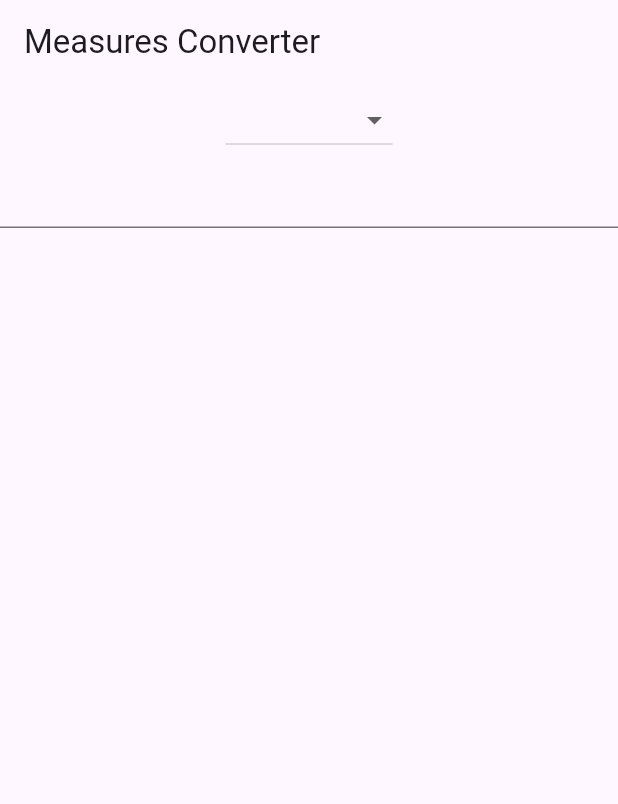
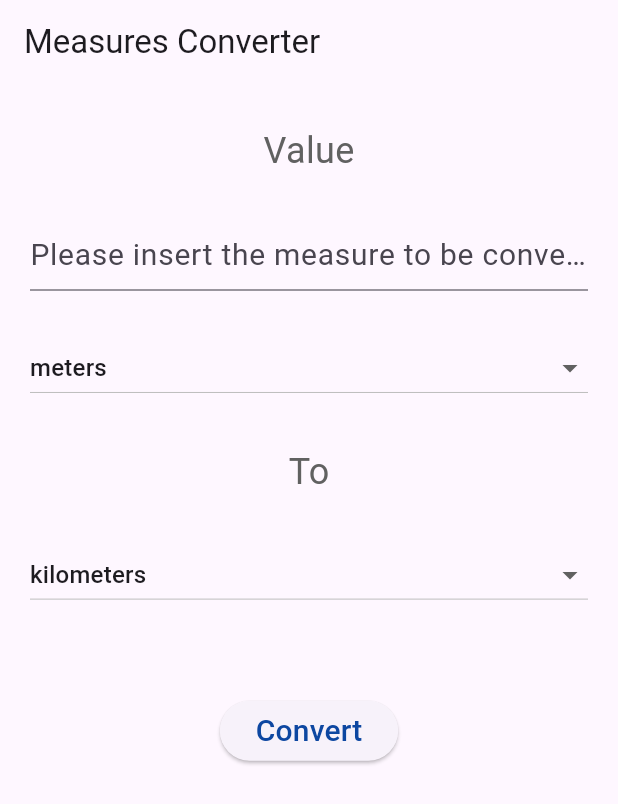
Before and after one commit to ben-lawino/unit_converter, a Flutter app: the screen it shows after launch, on a phone screen of 412 x 824 dp. Shown: the top 804 px of the screen. Run offline on Flutter 3.47's test engine with Material 3 defaults, Android fonts, the phone set to English and light mode, and no system bars.

Commit message:
initial commit

```diff
--- a/lib/main.dart
+++ b/lib/main.dart
@@ -12,7 +12,12 @@ class MyApp extends StatefulWidget {
 }
 
 class _MyAppState extends State<MyApp> {
-  final List<String> _measures  = [
+  String? _resultMessage;
+  String? _startMeasure;
+  String? _convertedMeasure;
+  double _numberFrom = 0;
+
+  final List<String> _measures = [
     'meters',
     'kilometers',
     'grams',
@@ -22,37 +27,140 @@ class _MyAppState extends State<MyApp> {
     'pounds(lbs)',
     'ounces',
   ];
-   double? _numberFrom;
+  final Map<String, int> _measuresMap = {
+    'meters': 0,
+    'kilometers': 1,
+    'grams': 2,
+    'kilograms': 3,
+    'feet': 4,
+    'miles': 5,
+    'pounds(lbs)': 6,
+    'ounces': 7,
+  };
+
+  final dynamic _formulas = {
+    '0': [1, 0.001, 0, 0, 3.28084, 0.000621371, 0, 0],
+    '1': [1000, 1, 0, 0, 3280.84, 0.621371, 0, 0],
+    '2': [0, 0, 1, 0.0001, 0, 0, 0.00220462, 0.035274],
+    '3': [0, 0, 1000, 1, 0, 0, 2.20462, 35.274],
+    '4': [0.3048, 0.0003048, 0, 0, 1, 0.000189394, 0, 0],
+    '5': [1609.34, 1.60934, 0, 0, 5280, 1, 0, 0],
+    '6': [0, 0, 453.592, 0.453592, 0, 0, 1, 16],
+    '7': [0, 0, 28.3495, 0.0283495, 3.28084, 0, 0.0625, 1],
+  };
+
   @override
+  void initState() {
+    _numberFrom = 0.0;
+    _startMeasure = _measures[0]; // Initialize with the first measure
+    _convertedMeasure = _measures[1]; // Initialize with a different measure
+    super.initState();
+  }
 
+  void convert(double value, String from, String to) {
+    int nFrom = _measuresMap[from]!;
+    int nTo = _measuresMap[to]!;
+    var multiplier = _formulas[nFrom.toString()][nTo];
+    var result = value * multiplier;
+
+    if (result == 0) {
+      _resultMessage = 'This conversion cannot be performed';
+    } else {
+      _resultMessage =
+      '${_numberFrom.toString()} $_startMeasure are ${result.toString()} $_convertedMeasure';
+    }
+    setState(() {
+      _resultMessage = _resultMessage;
+    });
+  }
+
+  @override
   Widget build(BuildContext context) {
+    final TextStyle inputStyle = TextStyle(fontSize: 20, color: Colors.blue[900]);
+    final TextStyle labelStyle = TextStyle(fontSize: 24, color: Colors.grey[700]);
+
     return MaterialApp(
+      debugShowCheckedModeBanner: false,
       title: 'Measures Converter',
       home: Scaffold(
         appBar: AppBar(
-          title: Text('Measures Converter'),
+          title: const Text('Measures Converter'),
         ),
-        body: Center(
+        body: Padding(
+          padding: const EdgeInsets.symmetric(horizontal: 20),
           child: Column(
             children: [
-              DropdownButton(items: _measures.map((String value){
-                return DropdownMenuItem<String>(value :value,child: Text(value),);
-        },).toList(),
-            onChanged:(_){},),
+              const Spacer(),
+              Text('Value', style: labelStyle),
+              const Spacer(),
               TextField(
-                onChanged: (text){
-                  var rv =double.tryParse(text);
-                  if(rv != null ) {
+                style: inputStyle,
+                decoration: const InputDecoration(
+                    hintText: 'Please insert the measure to be converted'),
+                onChanged: (text) {
+                  var rv = double.tryParse(text);
+                  if (rv != null) {
                     setState(() {
                       _numberFrom = rv;
                     });
                   }
                 },
               ),
-              Text((_numberFrom == null)?'':_numberFrom.toString())
+              const Spacer(),
+              DropdownButton<String>(
+                isExpanded: true,
+                items: _measures.map((String value) {
+                  return DropdownMenuItem<String>(
+                    value: value,
+                    child: Text(value),
+                  );
+                }).toList(),
+                onChanged: (value) {
+                  setState(() {
+                    _startMeasure = value;
+                  });
+                },
+                value: _startMeasure,
+              ),
+              const Spacer(),
+              Text('To', style: labelStyle),
+              const Spacer(),
+              DropdownButton<String>(
+                isExpanded: true,
+                items: _measures.map((String value) {
+                  return DropdownMenuItem<String>(
+                    value: value,
+                    child: Text(value),
+                  );
+                }).toList(),
+                onChanged: (value) {
+                  setState(() {
+                    _convertedMeasure = value;
+                  });
+                },
+                value: _convertedMeasure,
+              ),
+              const Spacer(flex: 2),
+              ElevatedButton(
+                child: Text('Convert', style: inputStyle),
+                onPressed: () {
+                  if (_startMeasure == null ||
+                      _convertedMeasure == null ||
+                      _numberFrom == 0) {
+                    return;
+                  } else {
+                    convert(_numberFrom, _startMeasure!, _convertedMeasure!);
+                  }
+                },
+              ),
+              const Spacer(flex: 2),
+              Text(
+                (_resultMessage == null) ? '' : _resultMessage!,
+                style: labelStyle,
+              ),
+              const Spacer(flex: 8),
             ],
           ),
-
         ),
       ),
     );
```
